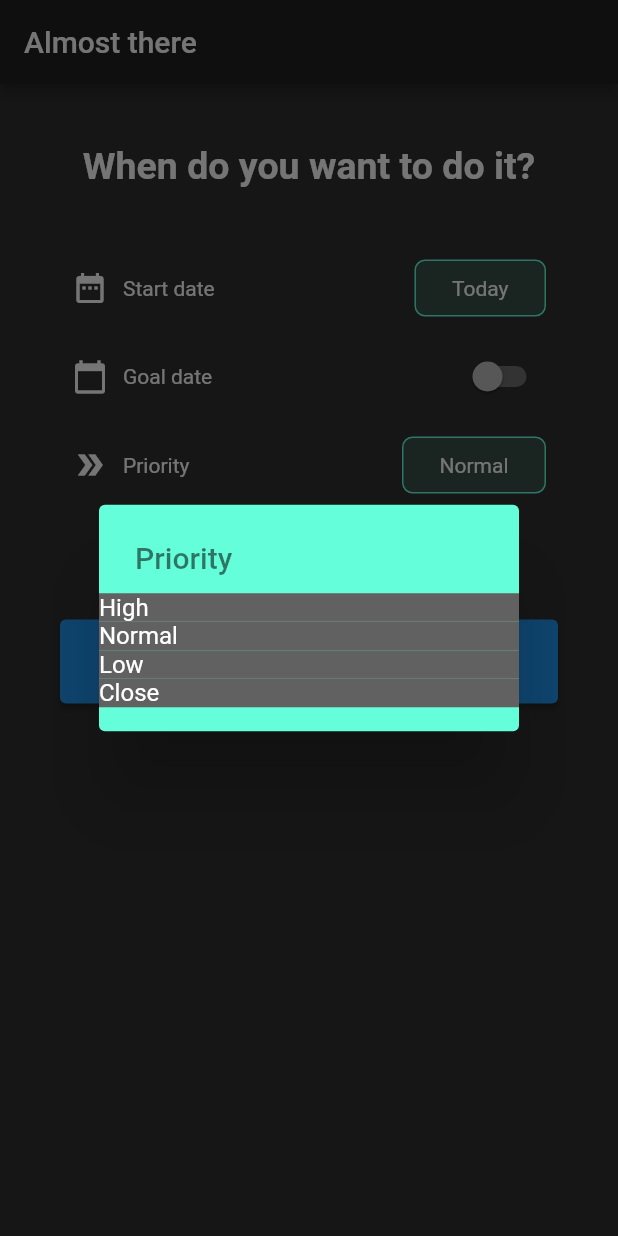
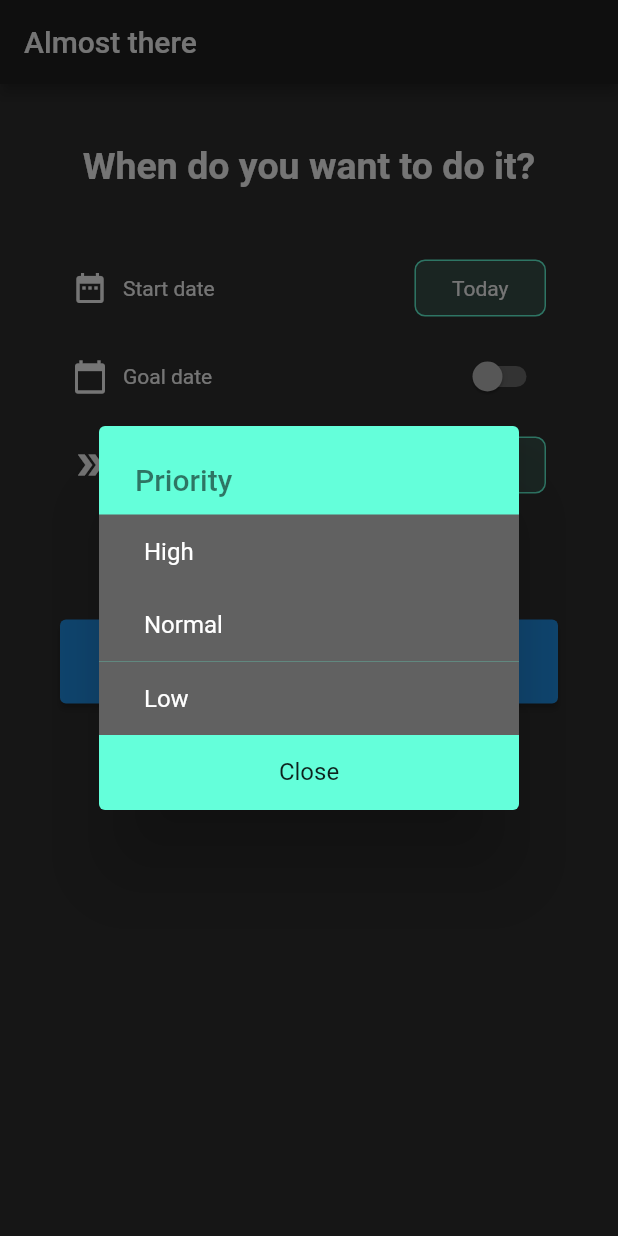
Before and after one commit to melvinodsa/habit-app, a Flutter app: the screen it shows after launch, after a tap on "Priority", on a phone screen of 412 x 824 dp. Run offline on Flutter 3.47's test engine with Material 2 defaults, Android fonts, the light colour scheme and no system bars; our stand-ins replace flutter_svg.

Commit message:
styling changes

```diff
--- a/lib/screens/habits/new_habit/habit_when.dart
+++ b/lib/screens/habits/new_habit/habit_when.dart
@@ -67,33 +67,40 @@ class _HabitWhenState extends State<HabitWhen> {
   void _openPriorityWizard() async {
     await showDialog(
         context: context,
-        builder: (_ctx) {
+        builder: (context) {
           return SimpleDialog(
               title: Text(
                 "Priority",
                 style: TextStyle(
-                    color: Theme.of(_ctx).accentTextTheme.headline1?.color),
+                    color: Theme.of(context).accentTextTheme.headline1?.color),
               ),
-              backgroundColor: Theme.of(_ctx).accentColor,
+              backgroundColor: Theme.of(context).accentColor,
               children: [
-                ...Priority.values
-                    .map((e) => _buildPriorityOption(_ctx, e))
-                    .toList(),
+                ...Priority.values.map(_buildPriorityOption).toList(),
                 InkWell(
                   onTap: () {
                     Navigator.pop(context, false);
                   },
                   child: Container(
+                      padding: EdgeInsets.only(top: 15, left: 30, right: 30),
                       decoration: BoxDecoration(
-                        color: Theme.of(context).backgroundColor,
+                        color: Theme.of(context).accentColor,
                       ),
-                      child: Text("Close")),
+                      child: Center(
+                          child: Text(
+                        "Close",
+                        style: TextStyle(
+                            color: Theme.of(context)
+                                .accentTextTheme
+                                .button
+                                ?.color),
+                      ))),
                 )
               ]);
         });
   }
 
-  InkWell _buildPriorityOption(BuildContext _ctx, Priority p) {
+  InkWell _buildPriorityOption(Priority p) {
     return InkWell(
       onTap: () {
         setState(() {
@@ -103,6 +110,7 @@ class _HabitWhenState extends State<HabitWhen> {
         Navigator.pop(context, false);
       },
       child: Container(
+        padding: EdgeInsets.only(top: 15, bottom: 15, left: 30, right: 30),
         decoration: BoxDecoration(
           color: Theme.of(context).backgroundColor,
         ),
```
